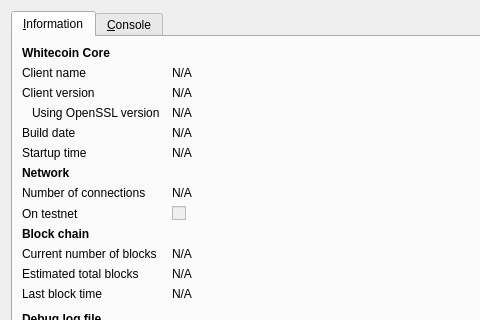
Qt form src/qt/forms/rpcconsole.ui (blackwhitecoin/test) before a commit; both pictures show x 0 to 480 and y 0 to 320 of the 740 by 450 pixel window.
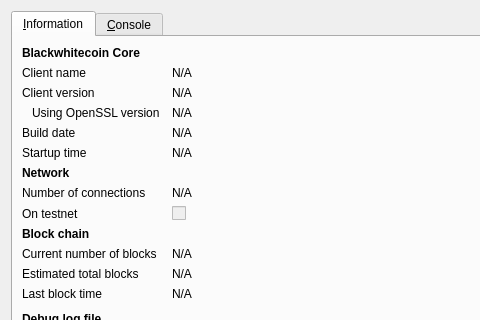
The same form after that commit. Icons and pictures are not drawn.

What changed in the file:
```diff
--- a/src/qt/forms/rpcconsole.ui
+++ b/src/qt/forms/rpcconsole.ui
@@ -36,7 +36,7 @@
           </font>
          </property>
          <property name="text">
-          <string>Whitecoin Core</string>
+          <string>Blackwhitecoin Core</string>
          </property>
         </widget>
        </item>
```
Left out of the diff: 6 changed lines with no effect on the pictures.
